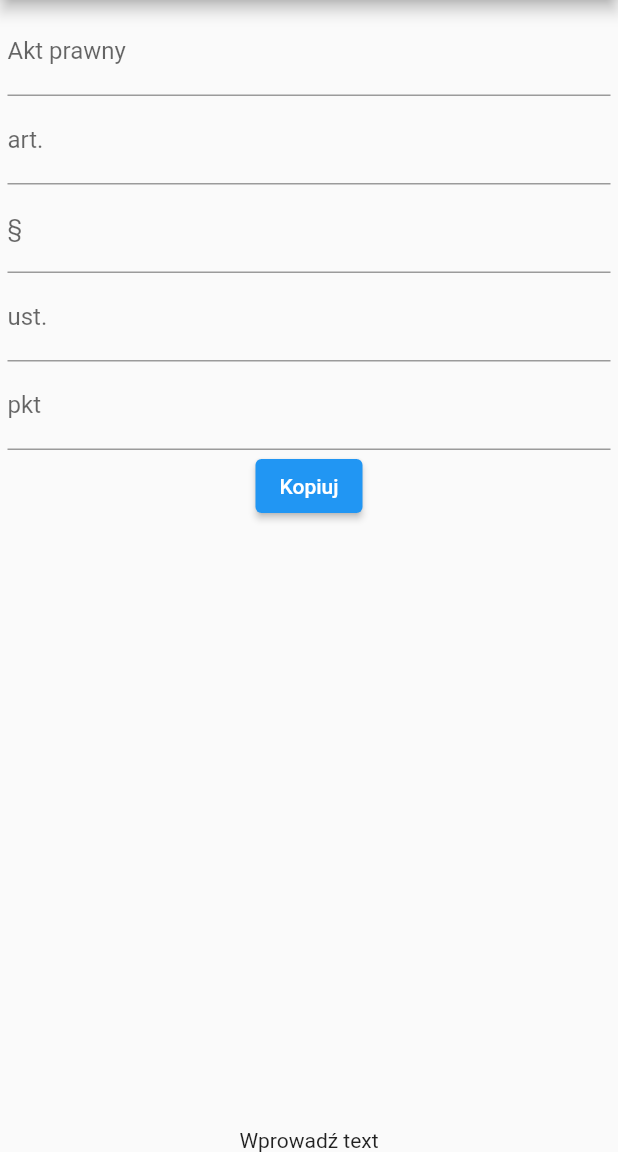
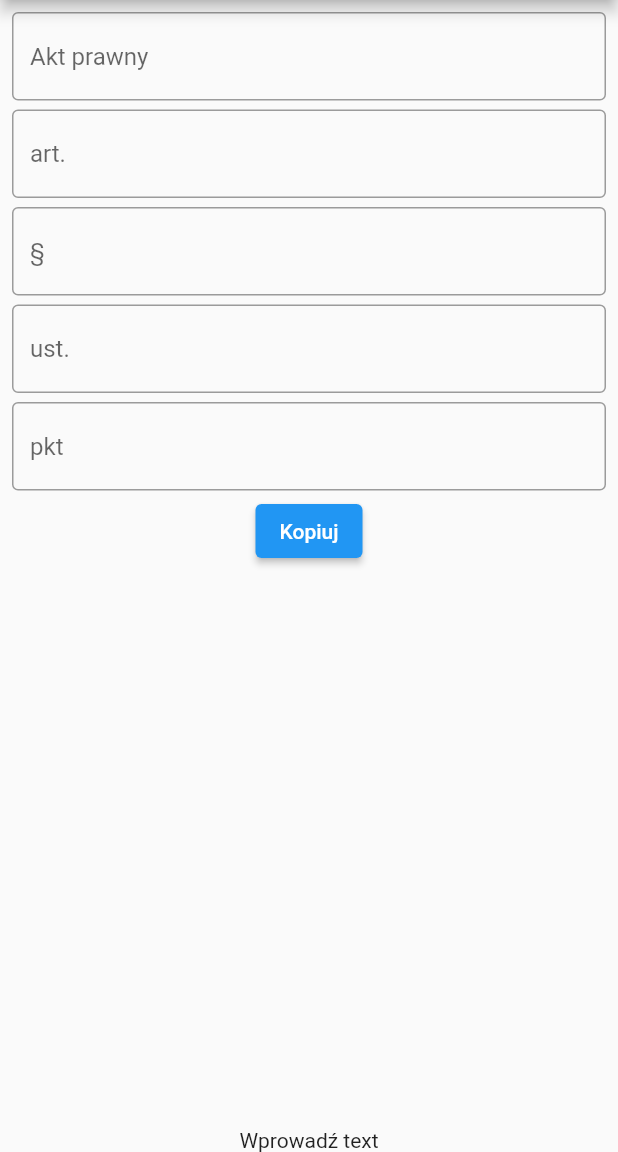
Before and after one commit to 30james00/paste_law, a Flutter app: the screen it shows after launch, on a phone screen of 412 x 824 dp, the part 84-1236 px from its top. Run offline on Flutter 3.47's test engine with Material 2 defaults, Android fonts, the phone set to English and light mode, and no system bars; our stand-ins replace bloc, flutter_bloc, freezed_annotation; missing offline and left inert: window_size; generated files the repository leaves out were written again.

Commit message:
Form design improvements

```diff
--- a/lib/screens/home_screen/components/home_form.dart
+++ b/lib/screens/home_screen/components/home_form.dart
@@ -30,8 +30,13 @@ class _HomeFormState extends State<HomeForm> {
         child: Column(
           children: [
             Flexible(
+              child: Padding(
+                padding: const EdgeInsets.all(3.0),
                 child: TextFormField(
-                decoration: InputDecoration(labelText: 'Akt prawny'),
+                  decoration: const InputDecoration(
+                    border: const OutlineInputBorder(),
+                    hintText: 'Akt prawny',
+                  ),
                   onSaved: (value) => _quote = Quote(
                     source: value,
                     art: _quote.art,
@@ -41,9 +46,17 @@ class _HomeFormState extends State<HomeForm> {
                   ),
                 ),
               ),
+            ),
             Flexible(
+              child: Padding(
+                padding: const EdgeInsets.all(3.0),
                 child: TextFormField(
-                decoration: InputDecoration(labelText: 'art.'),
+                  decoration: const InputDecoration(
+                    border: const OutlineInputBorder(),
+                    //currently prefix can't be always visible without workaround
+                    //https://github.com/flutter/flutter/issues/19488
+                    hintText: 'art.',
+                  ),
                   onSaved: (value) => _quote = Quote(
                     source: _quote.source,
                     art: value,
@@ -53,9 +66,15 @@ class _HomeFormState extends State<HomeForm> {
                   ),
                 ),
               ),
+            ),
             Flexible(
+              child: Padding(
+                padding: const EdgeInsets.all(3.0),
                 child: TextFormField(
-                decoration: InputDecoration(labelText: '\u00A7'),
+                  decoration: const InputDecoration(
+                    border: const OutlineInputBorder(),
+                    hintText: '\u00A7',
+                  ),
                   onSaved: (value) => _quote = Quote(
                     source: _quote.source,
                     art: _quote.art,
@@ -65,9 +84,15 @@ class _HomeFormState extends State<HomeForm> {
                   ),
                 ),
               ),
+            ),
             Flexible(
+              child: Padding(
+                padding: const EdgeInsets.all(3.0),
                 child: TextFormField(
-                decoration: InputDecoration(labelText: 'ust.'),
+                  decoration: const InputDecoration(
+                    border: const OutlineInputBorder(),
+                    hintText: 'ust.',
+                  ),
                   onSaved: (value) => _quote = Quote(
                     source: _quote.source,
                     art: _quote.art,
@@ -77,9 +102,15 @@ class _HomeFormState extends State<HomeForm> {
                   ),
                 ),
               ),
+            ),
             Flexible(
+              child: Padding(
+                padding: const EdgeInsets.all(3.0),
                 child: TextFormField(
-                decoration: InputDecoration(labelText: 'pkt'),
+                  decoration: const InputDecoration(
+                    border: const OutlineInputBorder(),
+                    hintText: 'pkt',
+                  ),
                   onSaved: (value) => _quote = Quote(
                     source: _quote.source,
                     art: _quote.art,
@@ -89,7 +120,13 @@ class _HomeFormState extends State<HomeForm> {
                   ),
                 ),
               ),
-            ElevatedButton(onPressed: submitQuote, child: Text("Kopiuj")),
+            ),
+            Flexible(
+              child: ElevatedButton(
+                onPressed: submitQuote,
+                child: Text("Kopiuj"),
+              ),
+            ),
           ],
         ),
       ),
```
Also changed, not shown: 1 other file. Lines whose indentation alone changed are shown as unchanged.
